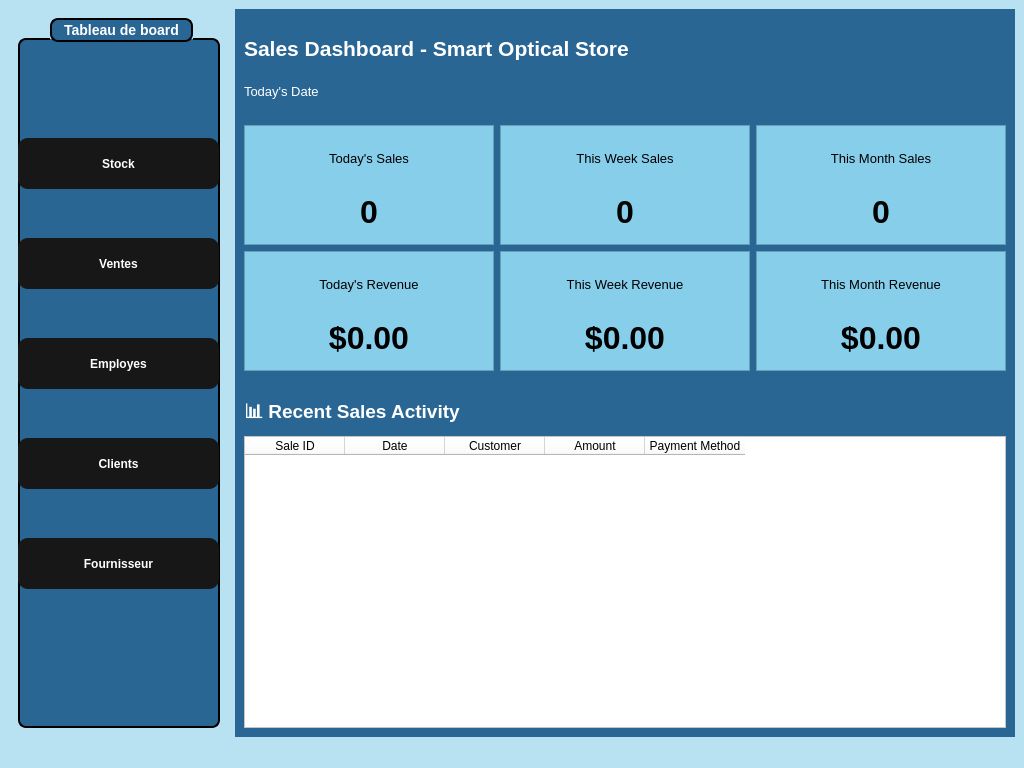
Above: dashboardwindow.ui from Esprit-UP-Algo/projetcpp-2a25-s1-smart-optical-store before the change. Below: the same form after it.
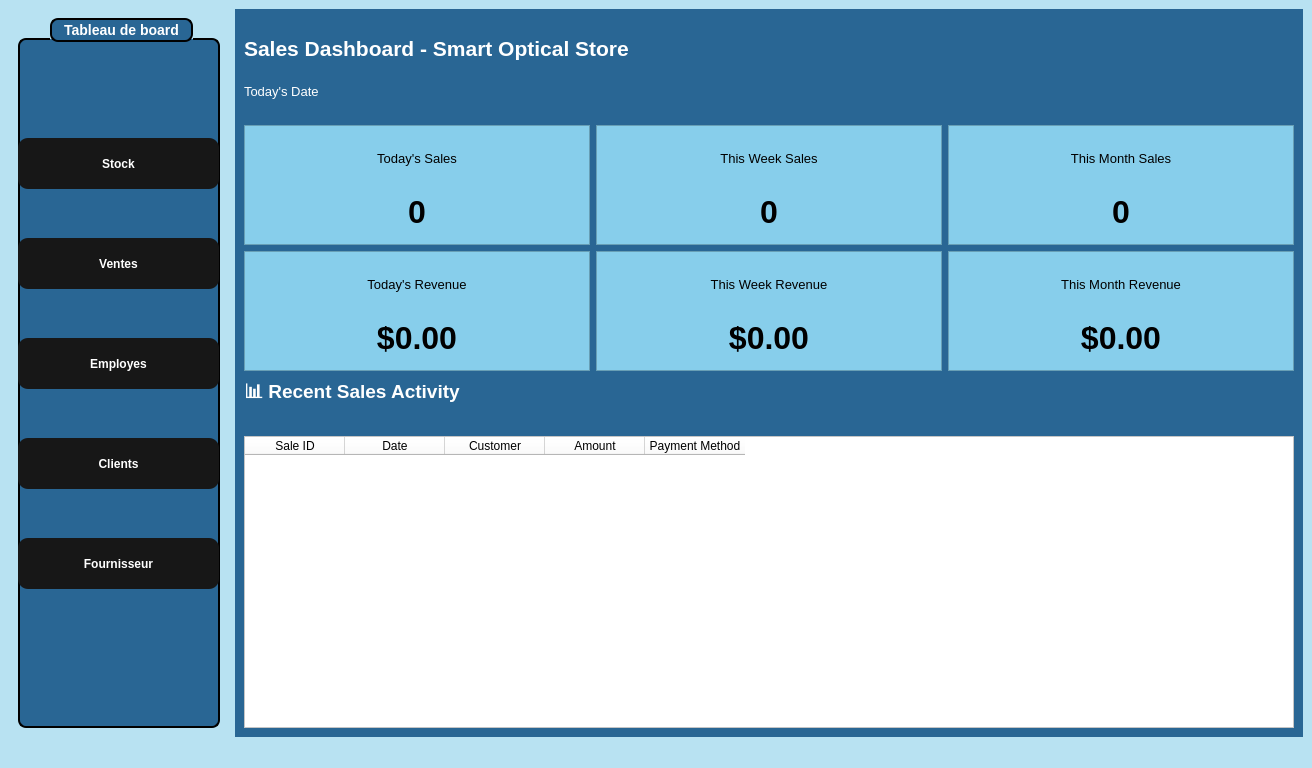
That is the form after the change. Icons and pictures are not drawn.

```diff
--- a/dashboardwindow.ui
+++ b/dashboardwindow.ui
@@ -6,7 +6,7 @@
    <rect>
     <x>0</x>
     <y>0</y>
-    <width>1024</width>
+    <width>1312</width>
     <height>768</height>
    </rect>
   </property>
@@ -647,22 +647,6 @@
          </item>
         </layout>
        </item>
-       <item>
-        <spacer name="verticalSpacer_4">
-         <property name="orientation">
-          <enum>Qt::Orientation::Vertical</enum>
-         </property>
-         <property name="sizeType">
-          <enum>QSizePolicy::Policy::Fixed</enum>
-         </property>
-         <property name="sizeHint" stdset="0">
-          <size>
-           <width>20</width>
-           <height>20</height>
-          </size>
-         </property>
-        </spacer>
-       </item>
        <item>
         <widget class="QLabel" name="recentSalesLabel">
          <property name="font">
@@ -682,6 +666,22 @@
          </property>
         </widget>
        </item>
+       <item>
+        <spacer name="verticalSpacer_4">
+         <property name="orientation">
+          <enum>Qt::Orientation::Vertical</enum>
+         </property>
+         <property name="sizeType">
+          <enum>QSizePolicy::Policy::Fixed</enum>
+         </property>
+         <property name="sizeHint" stdset="0">
+          <size>
+           <width>20</width>
+           <height>20</height>
+          </size>
+         </property>
+        </spacer>
+       </item>
        <item>
         <widget class="QTableWidget" name="recentSalesTable">
          <property name="minimumSize">
```
Left out of the diff: 2 changed lines with no effect on the pictures.
